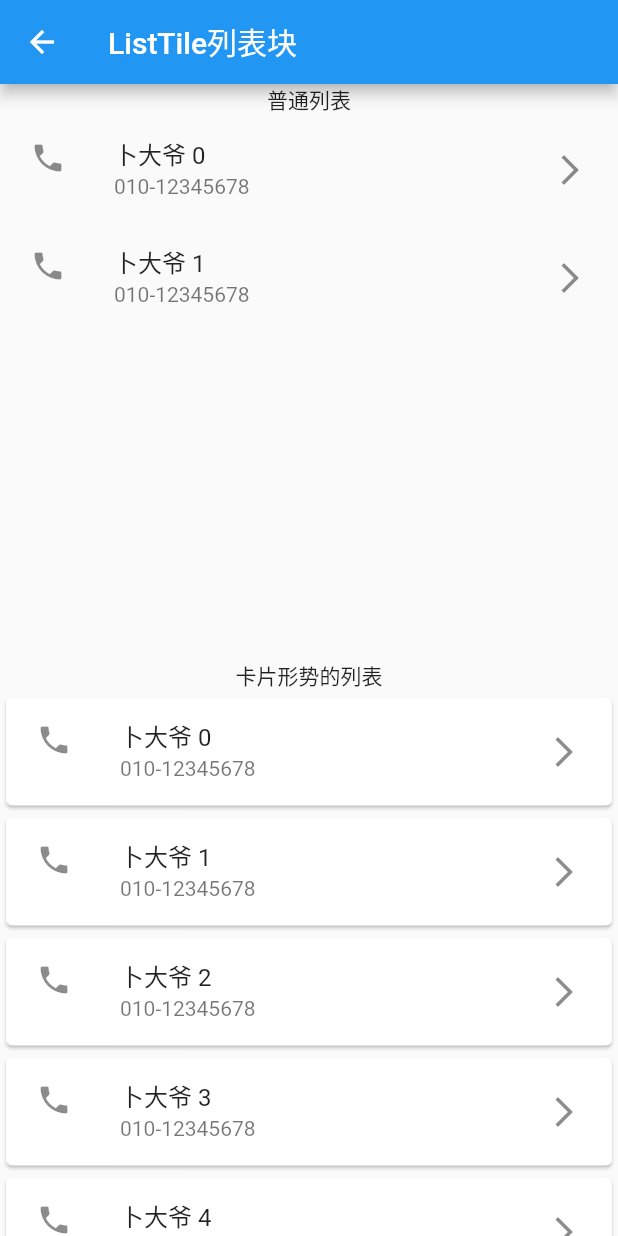
After one commit to lifan-github/flutter_learn_app, a Flutter app: the ListTilePage screen opened directly, on a phone screen of 412 x 824 dp. The commit adds this screen. Run offline on Flutter 3.47's test engine with Material 2 defaults, Android fonts, the phone set to English and light mode, and no system bars; our stand-ins replace dio, shared_preferences; accounts and stored records are empty.

Commit message:
listTile组件使用

```diff
--- a/lib/main.dart
+++ b/lib/main.dart
@@ -3,6 +3,7 @@ import 'package:flutter_learn_app/routes/tab_navigator.dart';
 import 'package:flutter_learn_app/views/assets/details.dart';
 import 'package:flutter_learn_app/views/home/details.dart';
 import 'package:flutter_learn_app/views/home/gridView.dart';
+import 'package:flutter_learn_app/views/home/listTile.dart';
 import 'package:flutter_learn_app/views/home/listview.dart';
 import 'package:flutter_learn_app/views/home/listview_load_more_page.dart';
 import 'package:flutter_learn_app/views/home/local_cache_page.dart';
@@ -51,6 +52,7 @@ class MyApp extends StatelessWidget {
           "user_details": (context) => UserDetails(),
           "local_cache_page": (context) => LocalCachePage(),
           "listview_load_more_page": (context) => ListViewLoadMorePage(),
+          "listtile_page": (context) => ListTilePage(),
         };
         if(!isLogin){
           return MaterialPageRoute(builder: (context) => LoginRoute());
--- a/lib/views/home/home_page.dart
+++ b/lib/views/home/home_page.dart
@@ -14,6 +14,7 @@ class _HomePageState extends State<HomePage> {
   var item5 = const {'labelText': 'ListView列表', 'route': 'listview_page'};
   var item6 = const {'labelText': 'GridView列表', 'route': 'gridview_page'};
   var item7 = const {'labelText': 'ListView加载更多', 'route': 'listview_load_more_page'};
+  var item8 = const {'labelText': 'ListTile列表块', 'route': 'listtile_page'};
 
   @override
   void initState() {
@@ -38,6 +39,7 @@ class _HomePageState extends State<HomePage> {
                 _ListItem(item5),
                 _ListItem(item6),
                 _ListItem(item7),
+                _ListItem(item8),
               ],
             ),
           )
--- /dev/null
+++ b/lib/views/home/listTile.dart
@@ -0,0 +1,86 @@
+import 'package:flutter/material.dart';
+
+class ListTilePage extends StatefulWidget {
+  @override
+  _ListTilePageState createState() => _ListTilePageState();
+}
+
+class _ListTilePageState extends State<ListTilePage> {
+  @override
+  Widget build(BuildContext context) {
+    return Scaffold(
+      appBar: AppBar(
+        title: Text('ListTile列表块'),
+      ),
+      body: Column(
+        children: <Widget>[
+          Text('普通列表'),
+          ListTileItem(),
+          Text('卡片形势的列表'),
+          CardListTileItem(),
+        ],
+      ),
+    );
+  }
+}
+
+// 普通列表
+class ListTileItem extends StatelessWidget {
+  @override
+  Widget build(BuildContext context) {
+    return Expanded(
+      child: ListView.builder(
+        itemCount: 2,
+        itemBuilder: (context, index) {
+          return ListTile(
+            leading: Icon(Icons.phone), // 左侧图标
+            title: Text("卜大爷 $index"), // 一级标题
+            subtitle: Text("010-12345678"), // 二级标题
+            trailing: Icon(Icons.arrow_forward_ios), // 右侧图标
+            contentPadding: EdgeInsets.symmetric(horizontal: 20.0),
+            enabled: true,
+            onTap: () => print("$index被点击了"),
+            onLongPress: () => print("$index被长按了"),
+          );
+        },
+      ),
+    );
+  }
+}
+
+// 卡片形势的列表
+class CardListTileItem extends StatelessWidget {
+  @override
+  Widget build(BuildContext context) {
+    return Expanded(
+      child: ListView.builder(
+        itemCount: 5,
+        itemBuilder: (context, index) {
+          return Card(
+            child: ListTile(
+              leading: Icon(Icons.phone), // 左侧图标
+              title: Text("卜大爷 $index"), // 一级标题
+              subtitle: Text("010-12345678"), // 二级标题
+              trailing: Icon(Icons.arrow_forward_ios), // 右侧图标
+              contentPadding: EdgeInsets.symmetric(horizontal: 20.0),
+              enabled: true,
+              onTap: () => print("$index被点击了"),
+              onLongPress: () => print("$index被长按了"),
+            ),
+          );
+        },
+      ),
+    );
+  }
+}
+
+
+/// 注意问题
+/// Flutter的盒子约束
+/// 由Expanded widget引发的思考
+/// Expanded widget作用是给子 widget 分配剩余的空间，也就是只要给ListView指定高度即可。
+/// 当然也就可以在ListView外层嵌套一个限定高度的Container widget。
+/// Column在纵向上面是无限制的，而ListView在其滚动方向上也是无限制。
+/// 而上面这句话也解释了，一个本身试图占用尽可能大的渲染盒在给定无边界约束时不会有用，在debug模式下，会抛出异常
+/// 所以当我们给ListView外层嵌套了Expanded或者限高的Container，避免了一个不限制高度的widget直接被嵌套于另外一个不限高的widget中，
+/// 在VSCode终端直接运行flutter run 控制台是没有任何打印信息，只有在debug模式下，控制台会打印异常。
```
